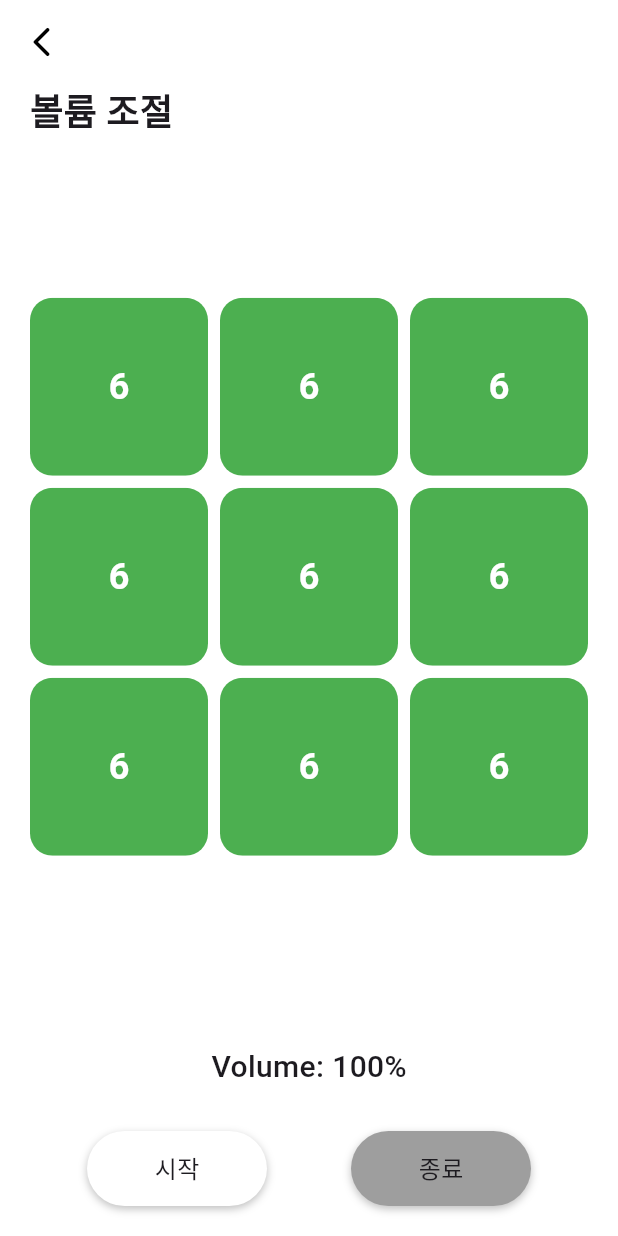
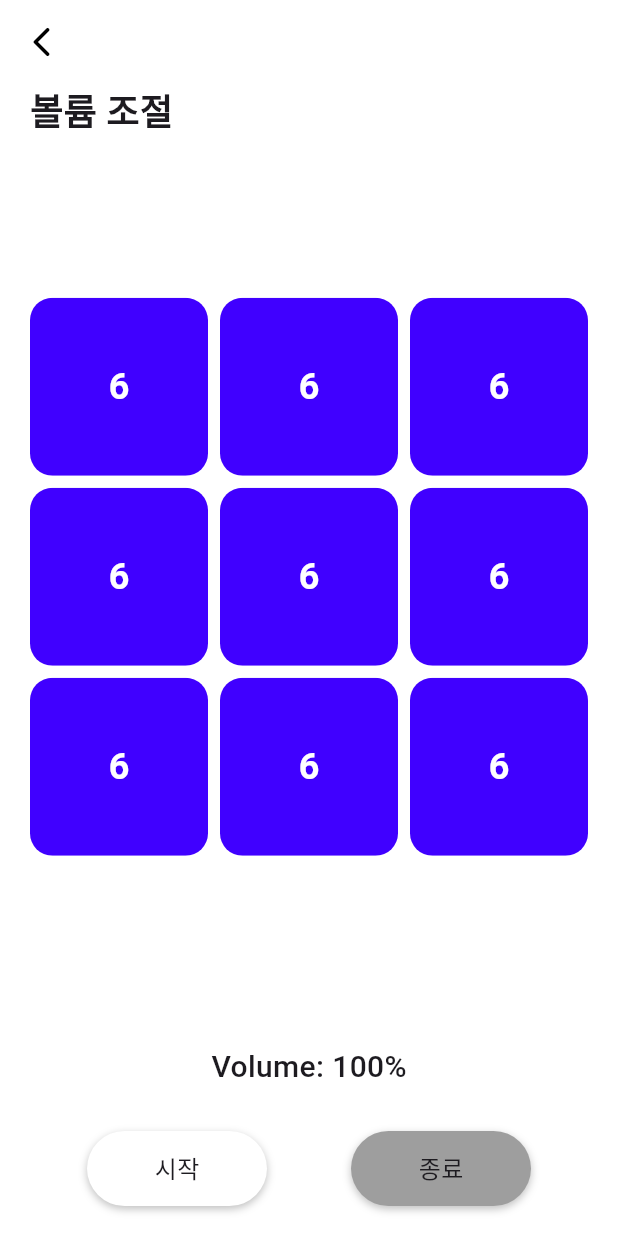
Before and after one commit to y-y41/madcamp_week1, a Flutter app: the screen it shows after launch, item 3 of the bottom bar chosen, after a tap on "볼륨조절", on a phone screen of 412 x 824 dp. Run offline on Flutter 3.47's test engine with Material 3 defaults, Android fonts, the phone set to English and light mode, and no system bars; our stand-ins replace assets_audio_player, flutter_svg, shared_preferences; missing offline and left inert: flutter_volume_controller; statements that could not run were skipped.

Commit message:
default color

```diff
--- a/lib/screens/home_screen.dart
+++ b/lib/screens/home_screen.dart
@@ -4,9 +4,10 @@ import 'package:madcamp_w1/screens/call_page.dart';
 import 'package:madcamp_w1/screens/image_list.dart';
 import 'package:shared_preferences/shared_preferences.dart';
 import 'package:madcamp_w1/screens/tab_3.dart';
+import 'dart:math';
 
 class GlobalVariables {
-  static Color appBarColor = Colors.green;
+  static Color appBarColor = HSVColor.fromAHSV(1.0,(pi/3.5)/(pi/8.5+pi/3.5)*360, 1.0, 1.0).toColor();
   static void updatecolor(Color newColor) async {
     appBarColor = newColor;
     await saveColor(newColor);
@@ -23,7 +24,7 @@ class GlobalVariables {
 
   static Future<void> loadColor() async {
     SharedPreferences prefs = await SharedPreferences.getInstance();
-    int savedColorValue = prefs.getInt('savedColor') ?? Colors.green.value;
+    int savedColorValue = prefs.getInt('savedColor') ?? HSVColor.fromAHSV(1.0,(pi/3.5)/(pi/8.5+pi/3.5)*360, 1.0, 1.0).toColor().value;
     appBarColor = Color(savedColorValue);
   }
 }
--- a/lib/screens/image_list.dart
+++ b/lib/screens/image_list.dart
@@ -132,7 +132,7 @@ class _imagelist extends State<imagelist> {
     return Scaffold(
       backgroundColor: Colors.white,
       body: GridView.builder(
-          itemCount: imagelist.length + 1,
+          itemCount: imagelist.length,
           gridDelegate: const SliverGridDelegateWithFixedCrossAxisCount(
             mainAxisSpacing: 5,
             crossAxisCount: 3,
```
